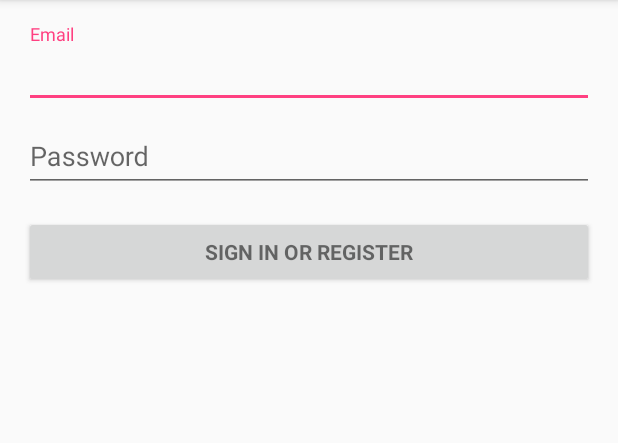
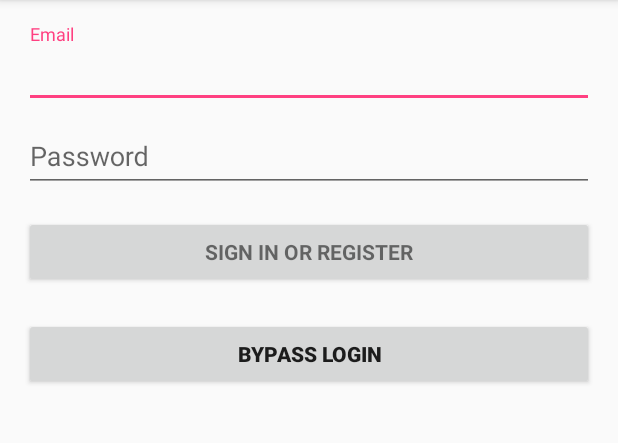
Before and after one commit to jtraube/PaySafe, an Android app: the LoginActivity screen opened directly, with no data from a screen before it, on a phone screen of 412 x 824 dp, the part 84-527 px from its top. Run offline under Robolectric (Android 15) with nearby library versions, the phone set to English and light mode, and no system bars; 2 statements that could not run were skipped.

Commit message:
Added temporary login bypass button. Added dashboard activity with transaction button that will be linked to the encryption script.

```diff
--- a/app/src/main/AndroidManifest.xml
+++ b/app/src/main/AndroidManifest.xml
@@ -24,7 +24,9 @@
         </activity>
         <activity android:name=".LoginActivity" >
         </activity>
-        <activity android:name=".SignUp">
+        <activity android:name=".SignUp" >
+        </activity>
+        <activity android:name=".Dashboard" >
         </activity>
     </application>
 
--- a/app/src/main/java/com/example/damien/paysafe1_0_a/LoginActivity.java
+++ b/app/src/main/java/com/example/damien/paysafe1_0_a/LoginActivity.java
@@ -3,6 +3,7 @@ package com.example.damien.paysafe1_0_a;
 import android.animation.Animator;
 import android.animation.AnimatorListenerAdapter;
 import android.annotation.TargetApi;
+import android.content.Intent;
 import android.content.pm.PackageManager;
 import android.support.annotation.NonNull;
 import android.support.design.widget.Snackbar;
@@ -92,6 +93,14 @@ public class LoginActivity extends AppCompatActivity implements LoaderCallbacks<
 
         mLoginFormView = findViewById(R.id.login_form);
         mProgressView = findViewById(R.id.login_progress);
+
+        Button bypass_login = (Button) findViewById(R.id.bypass_login);
+        bypass_login.setOnClickListener(new OnClickListener() {
+            @Override
+            public void onClick(View v) {
+                startActivity(new Intent(LoginActivity.this, Dashboard.class));
+            }
+        });
     }
 
     private void populateAutoComplete() {
--- a/app/src/main/res/layout/activity_login.xml
+++ b/app/src/main/res/layout/activity_login.xml
@@ -44,6 +44,12 @@
                 android:layout_marginTop="16dp" android:text="@string/action_sign_in"
                 android:textStyle="bold" />
 
+            <Button android:id="@+id/bypass_login"
+                android:layout_width="match_parent" android:layout_height="wrap_content"
+                android:layout_marginTop="20dp"
+                android:text="Bypass Login" android:textStyle="bold"/>
+
+
         </LinearLayout>
     </ScrollView>
 </LinearLayout>
--- a/app/src/main/res/layout/activity_main.xml
+++ b/app/src/main/res/layout/activity_main.xml
@@ -52,6 +52,6 @@
         android:layout_centerHorizontal="true" />
 
 
-    <!--Go to register page when pressed-->
+
 
 </RelativeLayout>
```
Also changed, not shown: app/src/main/java/com/example/damien/paysafe1_0_a/Dashboard.java (added, +13 -0 lines), app/src/main/res/layout/activity_dashboard.xml (added, +15 -0 lines).
